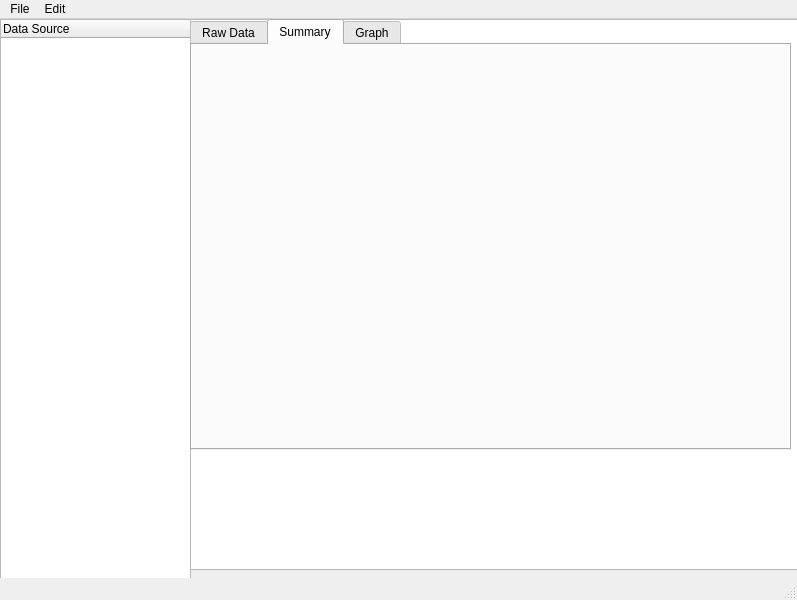
This is servers/habitat_monitor/src/HabitatMonitorGUI/habitatmonitorgui/habitat.ui in mars-planet/mars_city as Qt 5 draws it before an edit. The edited form follows.
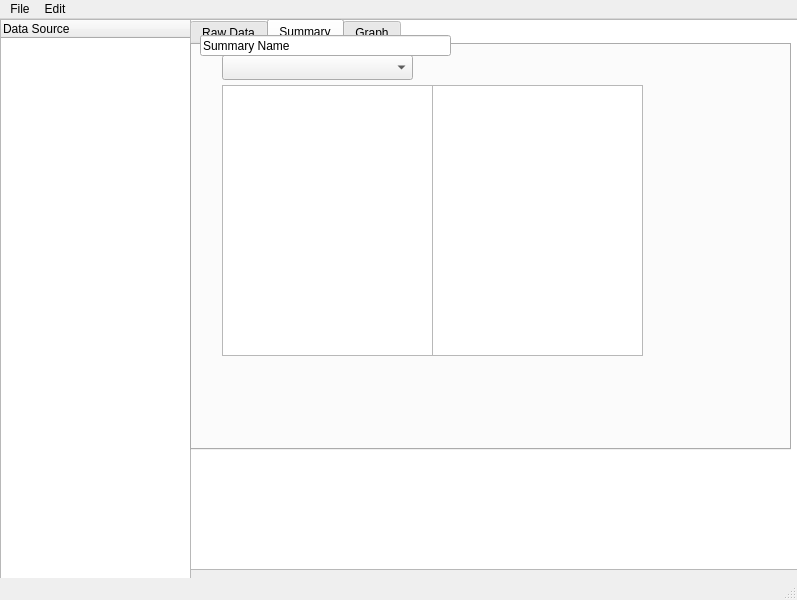
This is the edited form. The open tabs and pages were chosen to show the change. Custom widgets are drawn as their Qt base class.

Commit message: Added feature for multiple summaries per branch and corrected node deletion bugs

```diff
--- a/servers/habitat_monitor/src/HabitatMonitorGUI/habitatmonitorgui/habitat.ui
+++ b/servers/habitat_monitor/src/HabitatMonitorGUI/habitatmonitorgui/habitat.ui
@@ -192,8 +192,8 @@
      <widget class="QListWidget" name="listWidget_2">
       <property name="geometry">
        <rect>
-        <x>235</x>
-        <y>11</y>
+        <x>230</x>
+        <y>10</y>
         <width>211</width>
         <height>291</height>
        </rect>
@@ -234,6 +234,36 @@
        </item>
       </layout>
      </widget>
+     <widget class="QComboBox" name="summaryCB">
+      <property name="geometry">
+       <rect>
+        <x>30</x>
+        <y>10</y>
+        <width>191</width>
+        <height>25</height>
+       </rect>
+      </property>
+     </widget>
+     <widget class="QListWidget" name="summaryLW1">
+      <property name="geometry">
+       <rect>
+        <x>30</x>
+        <y>40</y>
+        <width>211</width>
+        <height>271</height>
+       </rect>
+      </property>
+     </widget>
+     <widget class="QListWidget" name="summaryLW2">
+      <property name="geometry">
+       <rect>
+        <x>240</x>
+        <y>40</y>
+        <width>211</width>
+        <height>271</height>
+       </rect>
+      </property>
+     </widget>
     </widget>
     <widget class="QWidget" name="graphTab">
      <attribute name="title">
@@ -318,6 +348,19 @@
      <string>Add Devices</string>
     </property>
    </widget>
+   <widget class="QLineEdit" name="summaryNameLE">
+    <property name="geometry">
+     <rect>
+      <x>200</x>
+      <y>16</y>
+      <width>251</width>
+      <height>21</height>
+     </rect>
+    </property>
+    <property name="text">
+     <string>Summary Name</string>
+    </property>
+   </widget>
    <zorder>verticalLayoutWidget</zorder>
    <zorder>mainGraphicsView</zorder>
    <zorder>verticalLayoutWidget_2</zorder>
@@ -326,6 +369,7 @@
    <zorder>devicesListView</zorder>
    <zorder>addBranchDevices</zorder>
    <zorder>tabWidget</zorder>
+   <zorder>summaryNameLE</zorder>
   </widget>
   <widget class="QMenuBar" name="menubar">
    <property name="geometry">
@@ -347,6 +391,7 @@
     <property name="title">
      <string>Edit</string>
     </property>
+    <addaction name="actionAdd_Summary"/>
     <addaction name="actionModify_Summary"/>
     <addaction name="actionDelete_Node"/>
    </widget>
@@ -374,6 +419,11 @@
     <string>Delete Node</string>
    </property>
   </action>
+  <action name="actionAdd_Summary">
+   <property name="text">
+    <string>Add Summary</string>
+   </property>
+  </action>
  </widget>
  <customwidgets>
   <customwidget>
```
The commit also changes 2 other files.
